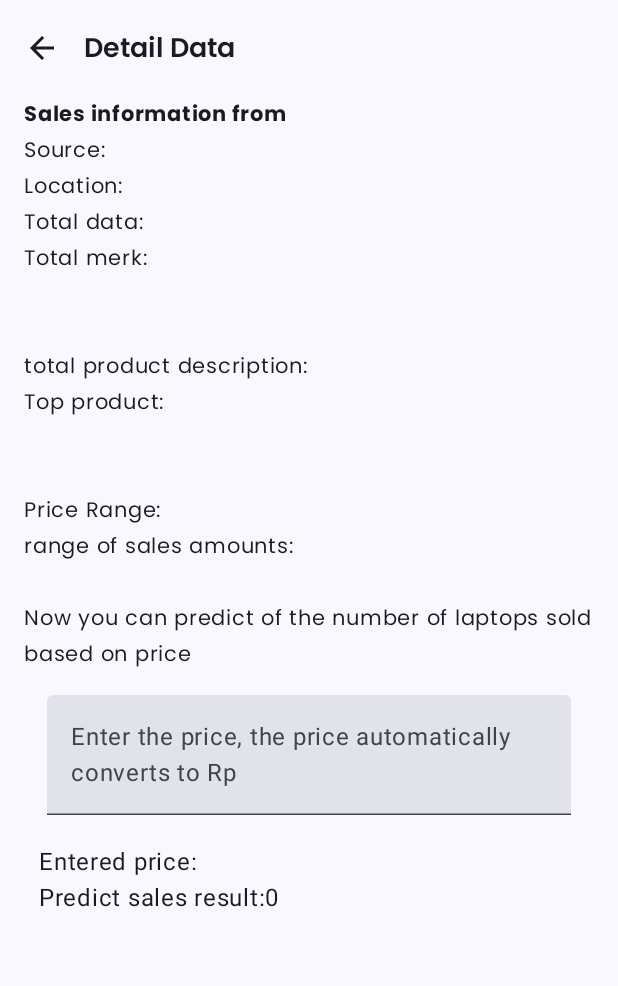
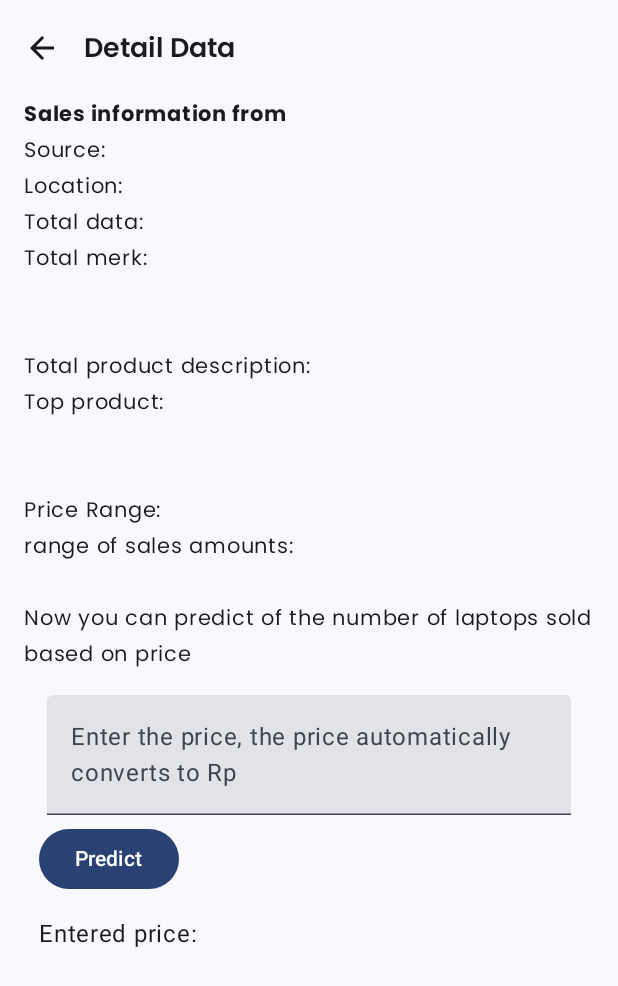
Before and after one commit to Rivai09/Project-Bee-Scrape-CH2_PS401, an Android app built with Jetpack Compose: the composable Detail shown on its own in the app's theme, on a phone screen of 412 x 824 dp. Shown: the top 986 px of the screen. Run offline under Robolectric (Android 15) with nearby library versions, the phone set to English and light mode, and no system bars; pictures from the network do not load.

Commit message:
update detail

```diff
--- a/BeeScrape app/app/src/main/java/com/dicoding/beescape/screen/page/Detail.kt
+++ b/BeeScrape app/app/src/main/java/com/dicoding/beescape/screen/page/Detail.kt
@@ -1,7 +1,6 @@
 package com.dicoding.beescape.screen.page
 
 import android.annotation.SuppressLint
-import android.graphics.drawable.Icon
 import androidx.compose.foundation.layout.Box
 import androidx.compose.foundation.layout.Column
 import androidx.compose.foundation.layout.Spacer
@@ -16,6 +15,7 @@ import androidx.compose.foundation.text.KeyboardOptions
 import androidx.compose.foundation.verticalScroll
 import androidx.compose.material.icons.Icons
 import androidx.compose.material.icons.filled.ArrowBack
+import androidx.compose.material3.Button
 import androidx.compose.material3.ExperimentalMaterial3Api
 import androidx.compose.material3.Icon
 import androidx.compose.material3.IconButton
@@ -37,7 +37,6 @@ import androidx.compose.ui.res.stringResource
 import androidx.compose.ui.text.font.FontWeight
 import androidx.compose.ui.text.input.ImeAction
 import androidx.compose.ui.text.input.KeyboardType
-import androidx.compose.ui.tooling.preview.Preview
 import androidx.compose.ui.unit.dp
 import androidx.compose.ui.unit.sp
 import coil.compose.AsyncImage
@@ -188,7 +187,7 @@ fun MyTextInput() {
             value = text,
             onValueChange = {
                 text = it.filter { char -> char.isDigit() }
-                result = text.toIntOrNull()?.times(2) ?: 0
+//                result = text.toIntOrNull()?.times(2) ?: 0
             },
             label = { Text(stringResource(R.string.predictSalesHint)) },
             keyboardOptions = KeyboardOptions(
@@ -205,9 +204,13 @@ fun MyTextInput() {
                 .padding(5.dp)
         )
 
+        Button(onClick = { /*TODO*/ }) {
+            Text(text = "Predict")
+        }
+
         Spacer(modifier = Modifier.height(14.dp))
 
         Text(stringResource(R.string.enterNumber)+"$text")
-        Text(stringResource(R.string.predictSales)+"$result")
+//        Text(stringResource(R.string.predictSales)+"$result")
     }
 }
--- a/BeeScrape app/app/src/main/res/values/strings.xml
+++ b/BeeScrape app/app/src/main/res/values/strings.xml
@@ -78,7 +78,7 @@
     <string name="locationDetail">Location:</string>
     <string name="totalSearch">Total data:</string>
     <string name="merk">Total merk:</string>
-    <string name="ketTotalProduct">total product description:</string>
+    <string name="ketTotalProduct">Total product description:</string>
     <string name="topProduct">Top product: </string>
     <string name="rangeHarga">Price Range: </string>
     <string name="rangeJumlahTerjual">range of sales amounts:</string>
```
